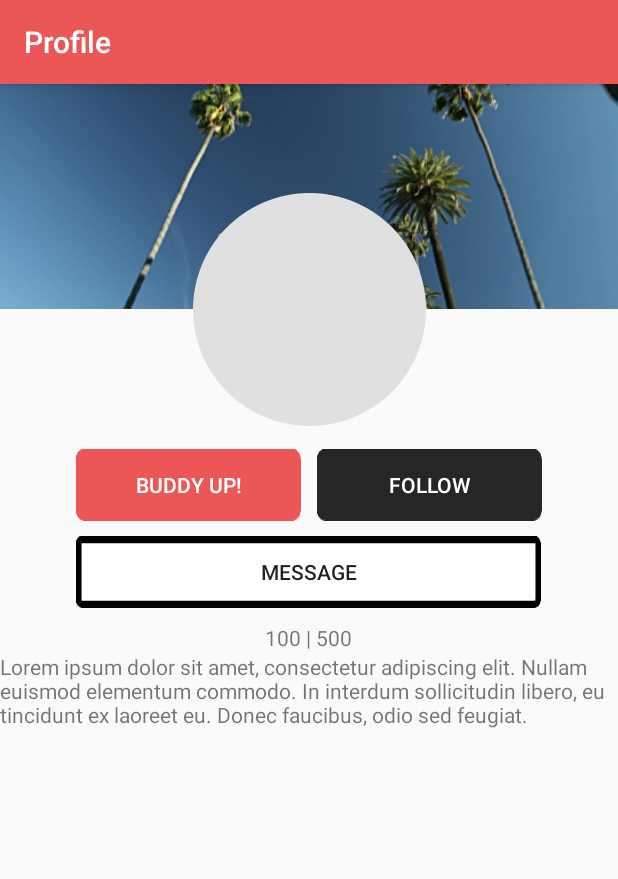
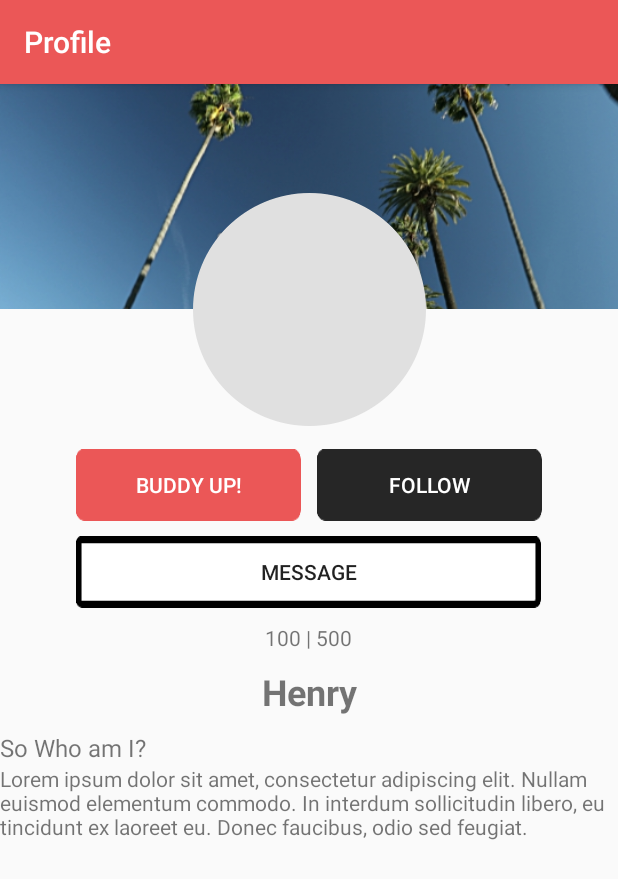
Before and after one commit to SultanTanirkul/project-x, an Android app: the UserProfileActivity screen opened directly, with no data from a screen before it, on a phone screen of 412 x 824 dp. Shown: the top 879 px of the screen. Run offline under Robolectric (Android 15) with nearby library versions, the phone set to English and light mode, and no system bars; our stand-ins replace CircleImageView, Firebase (no records; nobody signed in at launch, a user with empty details on screens opened directly), Picasso; network calls fail; pictures from the network do not load.

```diff
--- a/app/src/main/java/com/project/group18/limberup/EventListActivity.java
+++ b/app/src/main/java/com/project/group18/limberup/EventListActivity.java
@@ -1,4 +1,4 @@
-package com.project.group18.limberup;
+/*package com.project.group18.limberup;
 
 import android.support.v7.app.AppCompatActivity;
 import android.os.Bundle;
@@ -45,4 +45,4 @@ public class EventListActivity extends AppCompatActivity {
         eventListView.setAdapter(adapter);
 
     }
-}
+}*/
--- a/app/src/main/java/com/project/group18/limberup/ExploreActivity.java
+++ b/app/src/main/java/com/project/group18/limberup/ExploreActivity.java
@@ -17,7 +17,7 @@ public class ExploreActivity extends AppCompatActivity {
         super.onCreate(savedInstanceState);
         setContentView(R.layout.activity_explore);
 
-        User user = new User("Dummy User", "Dummy Password", "DummyUser@dummymail.my", "I'm Dummy User", "Being Dummy",
+        User user = new User("Dummy User", "Dummy Password", "DummyUser@dummymail.my", "I'm Dummy User", "Being Dummyjkbvkb bdshg bkajsdbg absdjk gbaskdlj gbaskf glafdskj ghnlkahjfl nghjandf lganshf gakhjs gfnlahjk",
                 "https://cdn.igromania.ru/mnt/articles/9/8/4/5/9/7/27170/html/img/59ab0985c3701a36.jpg", 12);
 
         users.add(user);
--- a/app/src/main/res/layout/activity_user_profile.xml
+++ b/app/src/main/res/layout/activity_user_profile.xml
@@ -126,10 +126,25 @@
             </LinearLayout>
 
             <TextView
+                android:layout_width="match_parent"
+                android:layout_height="wrap_content"
+                android:text="Henry"
+                android:gravity="center"
+                android:textSize="24sp"
+                android:textStyle="bold"
+                android:layout_margin="10dp"/>
+
+            <TextView
+                android:layout_width="wrap_content"
+                android:layout_height="wrap_content"
+                android:text="So Who am I?"
+                android:textSize="16sp"/>
+            <TextView
                 android:id="@+id/user_bio"
                 android:layout_width="wrap_content"
                 android:layout_height="wrap_content"
                 android:text="Lorem ipsum dolor sit amet, consectetur adipiscing elit. Nullam euismod elementum commodo. In interdum sollicitudin libero, eu tincidunt ex laoreet eu. Donec faucibus, odio sed feugiat." />
+
 
         </LinearLayout>
         <ProgressBar
@@ -140,6 +155,7 @@
             android:background="#99000000"
             android:visibility="gone"
             />
-    >
+
     </FrameLayout>
+
 </ScrollView>
```
Also changed, not shown: app/src/main/java/com/project/group18/limberup/ActivityCategory.java (+14 -3 lines). Lines whose indentation alone changed are shown as unchanged.
